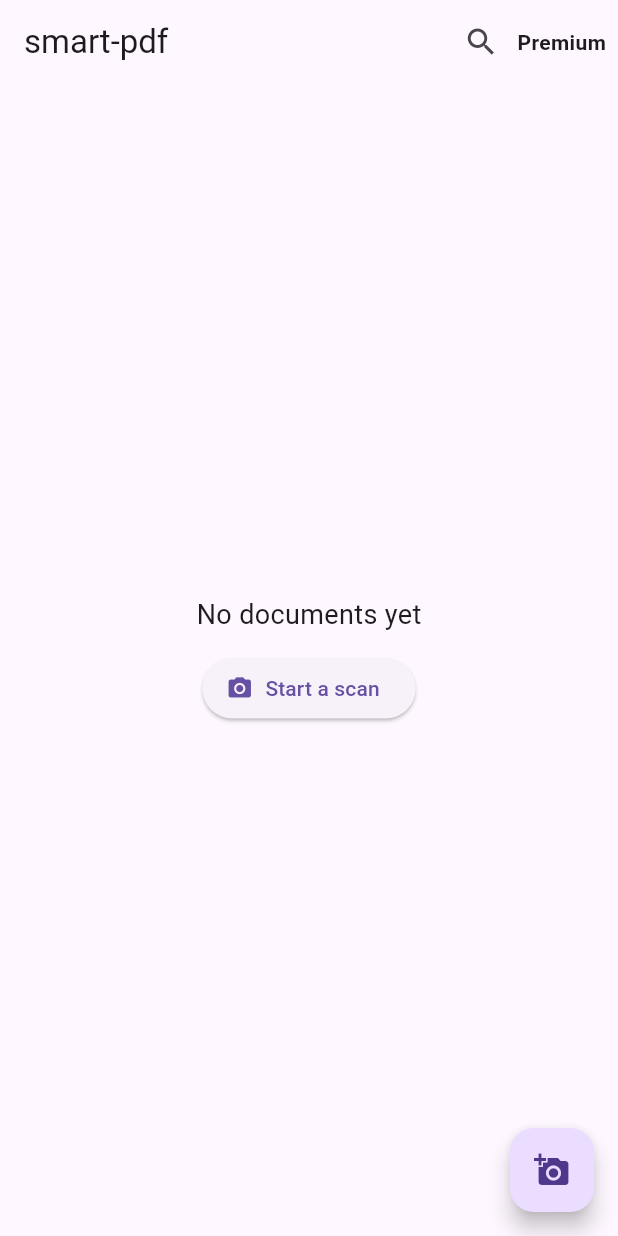
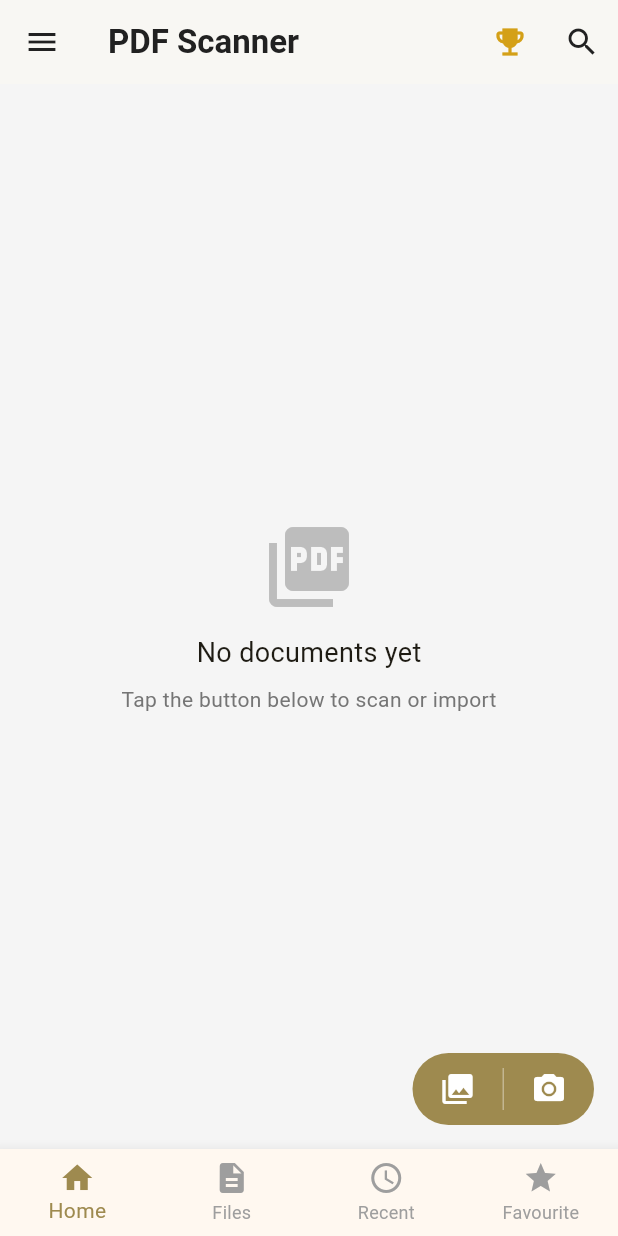
Before and after one commit to vector-gru/smart-pdf, a Flutter app: the screen it shows after launch, on a phone screen of 412 x 824 dp. Run offline on Flutter 3.47's test engine with Material 3 defaults, Android fonts, the phone set to English and light mode, and no system bars; our stand-ins replace drift, image_cropper, image_picker, pdf, share_plus; missing offline and left inert: pdfx; accounts and stored records are empty; generated files the repository leaves out were written again.

Commit message:
feat: homekeeping

```diff
--- a/lib/main.dart
+++ b/lib/main.dart
@@ -1,28 +1,32 @@
 import 'package:flutter/material.dart';
+import 'src/constants/app_colors.dart';
 import 'src/db/app_db.dart';
-import 'src/pages/home_page.dart';
+import 'src/app.dart';
 
 void main() async {
   WidgetsFlutterBinding.ensureInitialized();
-
-  // Initialize DB (it opens the DB lazily)
   final db = AppDatabase();
-
   runApp(MyApp(db: db));
 }
 
 class MyApp extends StatelessWidget {
   final AppDatabase db;
-  const MyApp({Key? key, required this.db}) : super(key: key);
+  const MyApp({super.key, required this.db});
 
   @override
   Widget build(BuildContext context) {
     return MaterialApp(
-      title: 'smart-pdf (starter)',
+      title: 'PDF Scanner',
       theme: ThemeData(
-        primarySwatch: Colors.indigo,
+        colorSchemeSeed: AppColors.primary,
+        appBarTheme: const AppBarTheme(
+          backgroundColor: AppColors.appBarBackground,
+          foregroundColor: AppColors.textPrimary,
+          elevation: 1,
+        ),
+        scaffoldBackgroundColor: AppColors.scaffoldBackground,
       ),
-      home: HomePage(db: db),
+      home: AppShell(db: db),
       debugShowCheckedModeBanner: false,
     );
   }
--- a/lib/src/app.dart
+++ b/lib/src/app.dart
@@ -1 +1,63 @@
-// App routing, theme, bottom navigation
+import 'package:flutter/material.dart';
+import 'constants/app_colors.dart';
+import 'db/app_db.dart';
+import 'pages/home_page.dart';
+import 'pages/files_page.dart';
+
+class AppShell extends StatefulWidget {
+  final AppDatabase db;
+  const AppShell({super.key, required this.db});
+
+  @override
+  State<AppShell> createState() => _AppShellState();
+}
+
+class _AppShellState extends State<AppShell> {
+  int _currentIndex = 0;
+
+  late final List<Widget> _pages;
+
+  @override
+  void initState() {
+    super.initState();
+    _pages = [
+      HomePage(db: widget.db),
+      FilesPage(db: widget.db),
+      _PlaceholderPage(title: 'Recent'),
+      _PlaceholderPage(title: 'Favourite'),
+    ];
+  }
+
+  @override
+  Widget build(BuildContext context) {
+    return Scaffold(
+      body: IndexedStack(index: _currentIndex, children: _pages),
+      bottomNavigationBar: BottomNavigationBar(
+        currentIndex: _currentIndex,
+        onTap: (i) => setState(() => _currentIndex = i),
+        type: BottomNavigationBarType.fixed,
+        selectedItemColor: AppColors.primaryMuted,
+        unselectedItemColor: AppColors.navUnselected,
+        items: const [
+          BottomNavigationBarItem(icon: Icon(Icons.home), label: 'Home'),
+          BottomNavigationBarItem(icon: Icon(Icons.description), label: 'Files'),
+          BottomNavigationBarItem(icon: Icon(Icons.access_time), label: 'Recent'),
+          BottomNavigationBarItem(icon: Icon(Icons.star), label: 'Favourite'),
+        ],
+      ),
+    );
+  }
+}
+
+class _PlaceholderPage extends StatelessWidget {
+  final String title;
+  const _PlaceholderPage({required this.title});
+
+  @override
+  Widget build(BuildContext context) {
+    return Scaffold(
+      appBar: AppBar(title: Text(title)),
+      body: Center(child: Text(title, style: const TextStyle(fontSize: 18))),
+    );
+  }
+}
--- /dev/null
+++ b/lib/src/constants/app_colors.dart
@@ -0,0 +1,18 @@
+import 'package:flutter/material.dart';
+
+class AppColors {
+  AppColors._();
+
+  static const Color primary = Color(0xFFB8960C);
+  static const Color primaryLight = Color(0xFFD4AF37);
+  static const Color primaryMuted = Color(0xFF9E8A4F);
+  static const Color crown = Color(0xFFD4A017);
+  static const Color cardBackground = Colors.white;
+  static const Color scaffoldBackground = Color(0xFFF5F5F5);
+  static const Color appBarBackground = Colors.white;
+  static const Color textPrimary = Color(0xFF212121);
+  static const Color textSecondary = Color(0xFF757575);
+  static const Color iconAction = Color(0xFF616161);
+  static const Color navUnselected = Color(0xFF9E9E9E);
+  static const Color fabDivider = Color(0x60FFFFFF);
+}
--- /dev/null
+++ b/lib/src/constants/app_constants.dart
@@ -0,0 +1,40 @@
+class AppConstants {
+  AppConstants._();
+
+  // Document card
+  static const double cardThumbnailWidth = 80.0;
+  static const double cardThumbnailHeight = 90.0;
+  static const double cardBorderRadius = 12.0;
+  static const double cardThumbnailRadius = 8.0;
+  static const double cardPaddingH = 12.0;
+  static const double cardPaddingV = 10.0;
+  static const double cardMarginH = 16.0;
+  static const double cardMarginV = 6.0;
+  static const double cardElevation = 2.0;
+  static const double cardGap = 12.0;
+
+  // Typography
+  static const double fontTitle = 15.0;
+  static const double fontSubtitle = 12.0;
+
+  // Action icons
+  static const double actionIconSize = 20.0;
+  static const double actionIconSpacing = 14.0;
+  static const double actionIconPadding = 5.0;
+
+  // FAB
+  static const double fabRadius = 30.0;
+  static const double fabIconSize = 24.0;
+  static const double fabPaddingH = 18.0;
+  static const double fabPaddingV = 12.0;
+  static const double fabDividerWidth = 1.0;
+  static const double fabDividerHeight = 28.0;
+
+  // General
+  static const double listBottomPadding = 100.0;
+  static const double listTopPadding = 8.0;
+  static const double emptyIconSize = 64.0;
+
+  // Date format
+  static const String dateFormat = 'dd-MMM-yy H:mm';
+}
--- a/lib/src/pages/files_page.dart
+++ b/lib/src/pages/files_page.dart
@@ -1 +1,15 @@
-// Files page - full file manager for all saved PDFs
+import 'package:flutter/material.dart';
+import '../db/app_db.dart';
+
+class FilesPage extends StatelessWidget {
+  final AppDatabase db;
+  const FilesPage({Key? key, required this.db}) : super(key: key);
+
+  @override
+  Widget build(BuildContext context) {
+    return Scaffold(
+      appBar: AppBar(title: const Text('Files')),
+      body: const Center(child: Text('Files', style: TextStyle(fontSize: 18))),
+    );
+  }
+}
--- a/lib/src/pages/home_page.dart
+++ b/lib/src/pages/home_page.dart
@@ -1,13 +1,16 @@
-// Home page - list of saved PDFs
 import 'dart:io';
 import 'package:flutter/material.dart';
+import 'package:share_plus/share_plus.dart';
+import '../constants/app_colors.dart';
+import '../constants/app_constants.dart';
 import '../db/app_db.dart';
+import '../widgets/document_card.dart';
 import 'scanner_page.dart';
 import 'viewer_page.dart';
 
 class HomePage extends StatefulWidget {
   final AppDatabase db;
-  const HomePage({Key? key, required this.db}) : super(key: key);
+  const HomePage({super.key, required this.db});
 
   @override
   State<HomePage> createState() => _HomePageState();
@@ -28,7 +31,18 @@ class _HomePageState extends State<HomePage> {
   }
 
   Future<void> _deleteDoc(Document doc) async {
-    // delete actual file if exists, then delete DB entries
+    final confirm = await showDialog<bool>(
+      context: context,
+      builder: (ctx) => AlertDialog(
+        title: const Text('Delete document?'),
+        content: Text('Are you sure you want to delete "${doc.title}"?'),
+        actions: [
+          TextButton(onPressed: () => Navigator.of(ctx).pop(false), child: const Text('Cancel')),
+          TextButton(onPressed: () => Navigator.of(ctx).pop(true), child: const Text('Delete', style: TextStyle(color: Colors.red))),
+        ],
+      ),
+    );
+    if (confirm != true) return;
     try {
       final f = File(doc.filePath);
       if (await f.exists()) await f.delete();
@@ -37,22 +51,28 @@ class _HomePageState extends State<HomePage> {
     _loadDocs();
   }
 
+  void _shareDoc(Document doc) {
+    Share.shareXFiles([XFile(doc.filePath)]);
+  }
+
   @override
   Widget build(BuildContext context) {
     return Scaffold(
       appBar: AppBar(
-        title: const Text('smart-pdf'),
+        leading: IconButton(
+          icon: const Icon(Icons.menu),
+          onPressed: () {},
+        ),
+        title: const Text('PDF Scanner', style: TextStyle(fontWeight: FontWeight.w600)),
         actions: [
           IconButton(
+            icon: const Icon(Icons.emoji_events, color: AppColors.crown),
+            onPressed: () {},
+          ),
+          IconButton(
             icon: const Icon(Icons.search),
-            onPressed: () {
-              // TODO: implement search
-            },
+            onPressed: () {},
           ),
-          Padding(
-            padding: const EdgeInsets.only(right: 8.0),
-            child: Center(child: Text('Premium', style: TextStyle(fontWeight: FontWeight.w600))),
-          )
         ],
       ),
       body: FutureBuilder<List<Document>>(
@@ -67,61 +87,75 @@ class _HomePageState extends State<HomePage> {
               child: Column(
                 mainAxisSize: MainAxisSize.min,
                 children: [
+                  Icon(Icons.picture_as_pdf, size: AppConstants.emptyIconSize, color: Colors.grey[400]),
+                  const SizedBox(height: 12),
                   const Text('No documents yet', style: TextStyle(fontSize: 18)),
-                  const SizedBox(height: 12),
-                  ElevatedButton.icon(
-                    icon: const Icon(Icons.camera_alt),
-                    label: const Text('Start a scan'),
-                    onPressed: _openScanner,
-                  ),
+                  const SizedBox(height: 8),
+                  const Text('Tap the button below to scan or import', style: TextStyle(color: AppColors.textSecondary)),
                 ],
               ),
             );
           }
-          return ListView.separated(
+          return ListView.builder(
+            padding: const EdgeInsets.only(top: AppConstants.listTopPadding, bottom: AppConstants.listBottomPadding),
             itemCount: docs.length,
-            separatorBuilder: (_, __) => const Divider(height: 1),
             itemBuilder: (context, index) {
               final d = docs[index];
-              return ListTile(
-                leading: Container(
-                  width: 52,
-                  height: 68,
-                  color: Colors.grey[200],
-                  child: d.pagesCount > 0
-                      ? Image.file(File(d.thumbnailPath ?? ''), fit: BoxFit.cover, errorBuilder: (_, __, ___) => const Icon(Icons.picture_as_pdf))
-                      : const Icon(Icons.picture_as_pdf),
-                ),
-                title: Text(d.title),
-                subtitle: Text('${d.pagesCount} page(s)'),
+              return DocumentCard(
+                document: d,
                 onTap: () {
                   Navigator.of(context).push(MaterialPageRoute(builder: (_) => ViewerPage(pdfPath: d.filePath)));
                 },
-                trailing: PopupMenuButton<String>(
-                  onSelected: (v) async {
-                    if (v == 'delete') {
-                      await _deleteDoc(d);
-                    } else if (v == 'rename') {
-                      final newTitle = await _askRename(context, d.title);
-                      if (newTitle != null && newTitle.trim().isNotEmpty) {
-                        await widget.db.renameDocument(d.id, newTitle.trim());
-                        _loadDocs();
-                      }
-                    }
-                  },
-                  itemBuilder: (ctx) => [
-                    const PopupMenuItem(value: 'rename', child: Text('Rename')),
-                    const PopupMenuItem(value: 'delete', child: Text('Delete')),
-                  ],
-                ),
+                onShare: () => _shareDoc(d),
+                onDelete: () => _deleteDoc(d),
+                onExport: () {},
+                onMore: () => _showMoreMenu(d),
               );
             },
           );
         },
       ),
-      floatingActionButton: FloatingActionButton(
-        onPressed: _openScanner,
-        child: const Icon(Icons.add_a_photo),
+      floatingActionButton: _buildFab(),
+    );
+  }
+
+  Widget _buildFab() {
+    return Container(
+      decoration: BoxDecoration(
+        borderRadius: BorderRadius.circular(AppConstants.fabRadius),
+        color: AppColors.primaryMuted,
+      ),
+      child: Row(
+        mainAxisSize: MainAxisSize.min,
+        children: [
+          Material(
+            color: Colors.transparent,
+            child: InkWell(
+              borderRadius: const BorderRadius.horizontal(left: Radius.circular(AppConstants.fabRadius)),
+              onTap: _importImages,
+              child: const Padding(
+                padding: EdgeInsets.symmetric(horizontal: AppConstants.fabPaddingH, vertical: AppConstants.fabPaddingV),
+                child: Icon(Icons.photo_library, color: Colors.white, size: AppConstants.fabIconSize),
+              ),
+            ),
+          ),
+          Container(
+            width: AppConstants.fabDividerWidth,
+            height: AppConstants.fabDividerHeight,
+            color: AppColors.fabDivider,
+          ),
+          Material(
+            color: Colors.transparent,
+            child: InkWell(
+              borderRadius: const BorderRadius.horizontal(right: Radius.circular(AppConstants.fabRadius)),
+              onTap: _openScanner,
+              child: const Padding(
+                padding: EdgeInsets.symmetric(horizontal: AppConstants.fabPaddingH, vertical: AppConstants.fabPaddingV),
+                child: Icon(Icons.camera_alt, color: Colors.white, size: AppConstants.fabIconSize),
+              ),
+            ),
+          ),
+        ],
       ),
     );
   }
@@ -129,18 +163,46 @@ class _HomePageState extends State<HomePage> {
   void _openScanner() async {
     final result = await Navigator.of(context).push<List<String>>(MaterialPageRoute(builder: (_) => ScannerPage()));
     if (result != null && result.isNotEmpty) {
-      // Ask for a filename, create PDF, and save to DB
       final title = await _askRename(context, 'Document_${DateTime.now().millisecondsSinceEpoch}');
       if (title == null) return;
       final created = await widget.db.createDocumentFromImages(title.trim(), result);
-      // created returns document id
       _loadDocs();
-      // show the created document
       final doc = await widget.db.getDocumentById(created);
-      if (doc != null) {
+      if (doc != null && mounted) {
         Navigator.of(context).push(MaterialPageRoute(builder: (_) => ViewerPage(pdfPath: doc.filePath)));
       }
     }
+  }
+
+  void _importImages() async {
+    // TODO: image picker import flow
+  }
+
+  void _showMoreMenu(Document doc) {
+    showModalBottomSheet(
+      context: context,
+      builder: (ctx) => SafeArea(
+        child: Column(
+          mainAxisSize: MainAxisSize.min,
+          children: [
+            ListTile(leading: const Icon(Icons.edit), title: const Text('Rename'), onTap: () async {
+              Navigator.pop(ctx);
+              final newTitle = await _askRename(context, doc.title);
+              if (newTitle != null && newTitle.trim().isNotEmpty) {
+                await widget.db.renameDocument(doc.id, newTitle.trim());
+                _loadDocs();
+              }
+            }),
+            ListTile(leading: const Icon(Icons.star_outline), title: const Text('Favourite'), onTap: () {
+              Navigator.pop(ctx);
+            }),
+            ListTile(leading: const Icon(Icons.print), title: const Text('Print'), onTap: () {
+              Navigator.pop(ctx);
+            }),
+          ],
+        ),
+      ),
+    );
   }
 
   Future<String?> _askRename(BuildContext context, String current) {
--- a/pubspec.yaml
+++ b/pubspec.yaml
@@ -41,6 +41,7 @@ dependencies:
   image: ^4.0.15
   flutter_image_compress: ^2.3.0
   share_plus: ^10.1.4
+  intl: ^0.19.0
   uuid: ^4.5.1
   drift: ^2.7.0
   sqlite3_flutter_libs: ^0.5.5
```
Also changed, not shown: lib/src/widgets/document_card.dart (added, +133 -0 lines), pubspec.lock.
